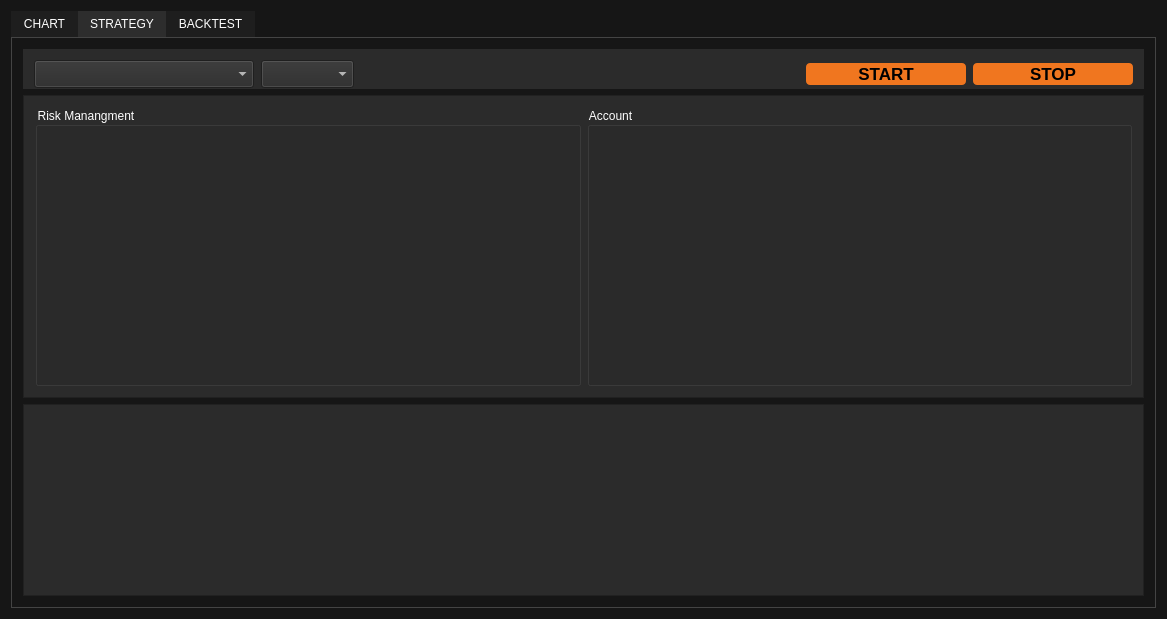
Old version of the form src/ui/mainwindow.ui in the repository BortonGo/TradeSoft.
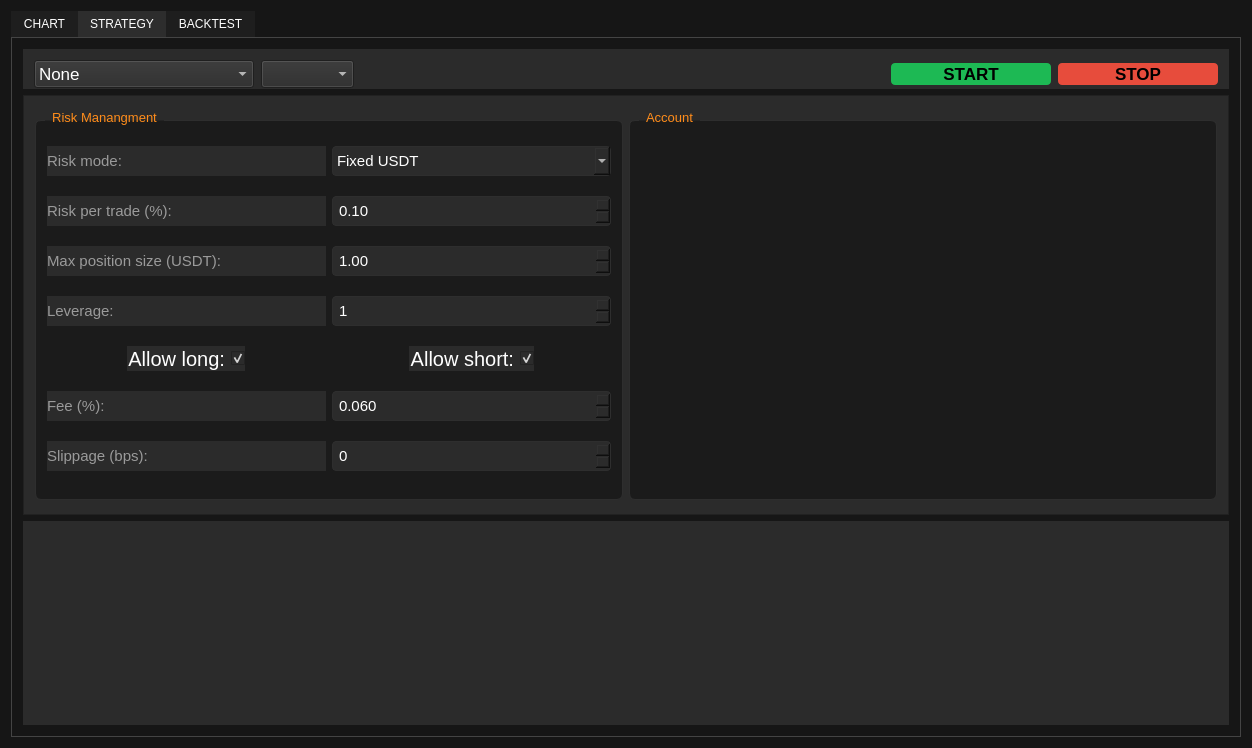
New version of the form. The open tabs and pages were chosen to show the change. Custom widgets are drawn as their Qt base class.

Commit message: Add RiskManangment interface

Diff of the .ui file:
```diff
--- a/src/ui/mainwindow.ui
+++ b/src/ui/mainwindow.ui
@@ -6,10 +6,16 @@
    <rect>
     <x>0</x>
     <y>0</y>
-    <width>1167</width>
-    <height>619</height>
+    <width>1252</width>
+    <height>748</height>
    </rect>
   </property>
+  <property name="minimumSize">
+   <size>
+    <width>0</width>
+    <height>0</height>
+   </size>
+  </property>
   <property name="windowTitle">
    <string>TradeSoft</string>
   </property>
@@ -274,6 +280,29 @@
                  <pointsize>13</pointsize>
                 </font>
                </property>
+               <property name="layoutDirection">
+                <enum>Qt::LeftToRight</enum>
+               </property>
+               <item>
+                <property name="text">
+                 <string>None</string>
+                </property>
+               </item>
+               <item>
+                <property name="text">
+                 <string>EMA Cross</string>
+                </property>
+               </item>
+               <item>
+                <property name="text">
+                 <string>Donchian Breakout</string>
+                </property>
+               </item>
+               <item>
+                <property name="text">
+                 <string>RSI Reversal</string>
+                </property>
+               </item>
               </widget>
              </item>
              <item>
@@ -326,7 +355,7 @@
                 </font>
                </property>
                <property name="styleSheet">
-                <string notr="true">background-color: rgb(240, 118, 31);
+                <string notr="true">background-color: #1DB954;
 color: rgb(0, 0, 0);
 border-radius: 4px;
 </string>
@@ -358,7 +387,7 @@
                 </font>
                </property>
                <property name="styleSheet">
-                <string notr="true">background-color: rgb(240, 118, 31);
+                <string notr="true">background-color: #E74C3C;
 color: rgb(0, 0, 0);
 border-radius: 4px;</string>
                </property>
@@ -373,11 +402,17 @@
           <item>
            <widget class="QFrame" name="RmFrame">
             <property name="sizePolicy">
-             <sizepolicy hsizetype="Expanding" vsizetype="Preferred">
+             <sizepolicy hsizetype="Expanding" vsizetype="Fixed">
               <horstretch>0</horstretch>
               <verstretch>0</verstretch>
              </sizepolicy>
             </property>
+            <property name="minimumSize">
+             <size>
+              <width>0</width>
+              <height>420</height>
+             </size>
+            </property>
             <property name="styleSheet">
              <string notr="true">background-color: rgb(43, 43, 43);
 color: white;                /* цвет текста */</string>
@@ -391,23 +426,441 @@
             <layout class="QHBoxLayout" name="horizontalLayout_3">
              <item>
               <widget class="QGroupBox" name="groupBox">
+               <property name="sizePolicy">
+                <sizepolicy hsizetype="Preferred" vsizetype="Fixed">
+                 <horstretch>0</horstretch>
+                 <verstretch>0</verstretch>
+                </sizepolicy>
+               </property>
+               <property name="minimumSize">
+                <size>
+                 <width>0</width>
+                 <height>390</height>
+                </size>
+               </property>
                <property name="font">
                 <font>
-                 <pointsize>9</pointsize>
+                 <pointsize>10</pointsize>
                 </font>
                </property>
+               <property name="styleSheet">
+                <string notr="true">QGroupBox {
+    background-color: #1B1B1B;
+    border: 1px solid #2E2E2E;
+    border-radius: 6px;
+    margin-top: 10px;
+}
+
+QGroupBox::title {
+    subcontrol-origin: margin;
+    left: 10px;
+    padding: 0 5px;
+    color: #FF8C1A;
+    font-weight: bold;
+}
+
+QLineEdit, QDoubleSpinBox, QSpinBox, QComboBox {
+    background-color: #222222;
+    border: 1px solid #2E2E2E;
+    border-radius: 4px;
+    padding: 4px;
+    color: #EAEAEA;
+}
+
+QLineEdit:focus, QDoubleSpinBox:focus {
+    border: 1px solid #FF8C1A;
+}
+
+QLabel {
+    color: #9A9A9A;
+}
+
+QCheckBox {
+    spacing: 6px;
+    color: #EAEAEA;
+}
+
+
+</string>
+               </property>
                <property name="title">
                 <string>Risk Manangment</string>
                </property>
+               <layout class="QGridLayout" name="gridLayout_3">
+                <item row="5" column="1">
+                 <widget class="QDoubleSpinBox" name="spinFeePct">
+                  <property name="font">
+                   <font>
+                    <pointsize>11</pointsize>
+                   </font>
+                  </property>
+                  <property name="styleSheet">
+                   <string notr="true">background-color: rgb(43, 43, 43);
+color: white;                /* цвет текста */</string>
+                  </property>
+                  <property name="decimals">
+                   <number>3</number>
+                  </property>
+                  <property name="maximum">
+                   <double>1.000000000000000</double>
+                  </property>
+                  <property name="singleStep">
+                   <double>0.010000000000000</double>
+                  </property>
+                  <property name="value">
+                   <double>0.060000000000000</double>
+                  </property>
+                 </widget>
+                </item>
+                <item row="6" column="0">
+                 <widget class="QLabel" name="label_8">
+                  <property name="sizePolicy">
+                   <sizepolicy hsizetype="Preferred" vsizetype="Preferred">
+                    <horstretch>0</horstretch>
+                    <verstretch>34</verstretch>
+                   </sizepolicy>
+                  </property>
+                  <property name="font">
+                   <font>
+                    <pointsize>11</pointsize>
+                   </font>
+                  </property>
+                  <property name="text">
+                   <string>Slippage (bps):</string>
+                  </property>
+                 </widget>
+                </item>
+                <item row="0" column="0">
+                 <widget class="QLabel" name="label">
+                  <property name="sizePolicy">
+                   <sizepolicy hsizetype="Preferred" vsizetype="Preferred">
+                    <horstretch>0</horstretch>
+                    <verstretch>34</verstretch>
+                   </sizepolicy>
+                  </property>
+                  <property name="font">
+                   <font>
+                    <pointsize>11</pointsize>
+                   </font>
+                  </property>
+                  <property name="layoutDirection">
+                   <enum>Qt::LeftToRight</enum>
+                  </property>
+                  <property name="text">
+                   <string>Risk mode:</string>
+                  </property>
+                  <property name="alignment">
+                   <set>Qt::AlignLeading|Qt::AlignLeft|Qt::AlignVCenter</set>
+                  </property>
+                 </widget>
+                </item>
+                <item row="3" column="0">
+                 <widget class="QLabel" name="label_4">
+                  <property name="sizePolicy">
+                   <sizepolicy hsizetype="Preferred" vsizetype="Preferred">
+                    <horstretch>0</horstretch>
+                    <verstretch>34</verstretch>
+                   </sizepolicy>
+                  </property>
+                  <property name="font">
+                   <font>
+                    <pointsize>11</pointsize>
+                   </font>
+                  </property>
+                  <property name="text">
+                   <string>Leverage:</string>
+                  </property>
+                 </widget>
+                </item>
+                <item row="1" column="1">
+                 <widget class="QDoubleSpinBox" name="spinRiskPct">
+                  <property name="sizePolicy">
+                   <sizepolicy hsizetype="Preferred" vsizetype="Fixed">
+                    <horstretch>0</horstretch>
+                    <verstretch>0</verstretch>
+                   </sizepolicy>
+                  </property>
+                  <property name="font">
+                   <font>
+                    <pointsize>11</pointsize>
+                   </font>
+                  </property>
+                  <property name="styleSheet">
+                   <string notr="true">background-color: rgb(43, 43, 43);
+color: white;                /* цвет текста */</string>
+                  </property>
+                  <property name="minimum">
+                   <double>0.100000000000000</double>
+                  </property>
+                  <property name="maximum">
+                   <double>100.000000000000000</double>
+                  </property>
+                 </widget>
+                </item>
+                <item row="5" column="0">
+                 <widget class="QLabel" name="label_7">
+                  <property name="sizePolicy">
+                   <sizepolicy hsizetype="Preferred" vsizetype="Preferred">
+                    <horstretch>0</horstretch>
+                    <verstretch>34</verstretch>
+                   </sizepolicy>
+                  </property>
+                  <property name="font">
+                   <font>
+                    <pointsize>11</pointsize>
+                   </font>
+                  </property>
+                  <property name="text">
+                   <string>Fee (%):</string>
+                  </property>
+                 </widget>
+                </item>
+                <item row="2" column="1">
+                 <widget class="QDoubleSpinBox" name="spinMaxPosUSDT">
+                  <property name="sizePolicy">
+                   <sizepolicy hsizetype="Preferred" vsizetype="Fixed">
+                    <horstretch>0</horstretch>
+                    <verstretch>0</verstretch>
+                   </sizepolicy>
+                  </property>
+                  <property name="font">
+                   <font>
+                    <pointsize>11</pointsize>
+                   </font>
+                  </property>
+                  <property name="styleSheet">
+                   <string notr="true">background-color: rgb(43, 43, 43);
+color: white;                /* цвет текста */</string>
+                  </property>
+                  <property name="maximum">
+                   <double>1000000.000000000000000</double>
+                  </property>
+                  <property name="value">
+                   <double>1.000000000000000</double>
+                  </property>
+                 </widget>
+                </item>
+                <item row="0" column="1">
+                 <widget class="QComboBox" name="cbRiskMode">
+                  <property name="font">
+                   <font>
+                    <pointsize>11</pointsize>
+                   </font>
+                  </property>
+                  <property name="styleSheet">
+                   <string notr="true">background-color: rgb(43, 43, 43);
+color: white;                /* цвет текста */</string>
+                  </property>
+                  <item>
+                   <property name="text">
+                    <string>Fixed USDT</string>
+                   </property>
+                  </item>
+                  <item>
+                   <property name="text">
+                    <string>Percent of equity</string>
+                   </property>
+                  </item>
+                 </widget>
+                </item>
+                <item row="4" column="1" alignment="Qt::AlignHCenter">
+                 <widget class="QCheckBox" name="chkAllowShort">
+                  <property name="sizePolicy">
+                   <sizepolicy hsizetype="Preferred" vsizetype="Fixed">
+                    <horstretch>0</horstretch>
+                    <verstretch>0</verstretch>
+                   </sizepolicy>
+                  </property>
+                  <property name="font">
+                   <font>
+                    <pointsize>15</pointsize>
+                   </font>
+                  </property>
+                  <property name="layoutDirection">
+                   <enum>Qt::RightToLeft</enum>
+                  </property>
+                  <property name="styleSheet">
+                   <string notr="true">background-color: rgb(43, 43, 43);
+color: white;                /* цвет текста */</string>
+                  </property>
+                  <property name="text">
+                   <string>Allow short:</string>
+                  </property>
+                  <property name="checked">
+                   <bool>true</bool>
+                  </property>
+                 </widget>
+                </item>
+                <item row="4" column="0" alignment="Qt::AlignHCenter">
+                 <widget class="QCheckBox" name="chkAllowLong">
+                  <property name="sizePolicy">
+                   <sizepolicy hsizetype="Preferred" vsizetype="Fixed">
+                    <horstretch>0</horstretch>
+                    <verstretch>0</verstretch>
+                   </sizepolicy>
+                  </property>
+                  <property name="font">
+                   <font>
+                    <pointsize>15</pointsize>
+                   </font>
+                  </property>
+                  <property name="layoutDirection">
+                   <enum>Qt::RightToLeft</enum>
+                  </property>
+                  <property name="styleSheet">
+                   <string notr="true">background-color: rgb(43, 43, 43);
+color: white;                /* цвет текста */</string>
+                  </property>
+                  <property name="text">
+                   <string>Allow long:</string>
+                  </property>
+                  <property name="checkable">
+                   <bool>true</bool>
+                  </property>
+                  <property name="checked">
+                   <bool>true</bool>
+                  </property>
+                 </widget>
+                </item>
+                <item row="6" column="1">
+                 <widget class="QSpinBox" name="spinSlippageBps">
+                  <property name="font">
+                   <font>
+                    <pointsize>11</pointsize>
+                   </font>
+                  </property>
+                  <property name="styleSheet">
+                   <string notr="true">background-color: rgb(43, 43, 43);
+color: white;                /* цвет текста */</string>
+                  </property>
+                  <property name="maximum">
+                   <number>200</number>
+                  </property>
+                 </widget>
+                </item>
+                <item row="2" column="0">
+                 <widget class="QLabel" name="label_3">
+                  <property name="sizePolicy">
+                   <sizepolicy hsizetype="Preferred" vsizetype="Preferred">
+                    <horstretch>0</horstretch>
+                    <verstretch>34</verstretch>
+                   </sizepolicy>
+                  </property>
+                  <property name="font">
+                   <font>
+                    <pointsize>11</pointsize>
+                   </font>
+                  </property>
+                  <property name="text">
+                   <string>Max position size (USDT):</string>
+                  </property>
+                 </widget>
+                </item>
+                <item row="3" column="1">
+                 <widget class="QSpinBox" name="spinLeverage">
+                  <property name="sizePolicy">
+                   <sizepolicy hsizetype="Preferred" vsizetype="Fixed">
+                    <horstretch>0</horstretch>
+                    <verstretch>0</verstretch>
+                   </sizepolicy>
+                  </property>
+                  <property name="font">
+                   <font>
+                    <pointsize>11</pointsize>
+                   </font>
+                  </property>
+                  <property name="styleSheet">
+                   <string notr="true">background-color: rgb(43, 43, 43);
+color: white;                /* цвет текста */</string>
+                  </property>
+                  <property name="minimum">
+                   <number>1</number>
+                  </property>
+                  <property name="maximum">
+                   <number>100</number>
+                  </property>
+                 </widget>
+                </item>
+                <item row="1" column="0">
+                 <widget class="QLabel" name="label_2">
+                  <property name="sizePolicy">
+                   <sizepolicy hsizetype="Preferred" vsizetype="Preferred">
+                    <horstretch>0</horstretch>
+                    <verstretch>34</verstretch>
+                   </sizepolicy>
+                  </property>
+                  <property name="font">
+                   <font>
+                    <pointsize>11</pointsize>
+                   </font>
+                  </property>
+                  <property name="text">
+                   <string>Risk per trade (%):</string>
+                  </property>
+                 </widget>
+                </item>
+               </layout>
               </widget>
              </item>
              <item>
               <widget class="QGroupBox" name="groupBox_2">
+               <property name="sizePolicy">
+                <sizepolicy hsizetype="Preferred" vsizetype="Fixed">
+                 <horstretch>0</horstretch>
+                 <verstretch>0</verstretch>
+                </sizepolicy>
+               </property>
+               <property name="minimumSize">
+                <size>
+                 <width>0</width>
+                 <height>390</height>
+                </size>
+               </property>
                <property name="font">
                 <font>
-                 <pointsize>9</pointsize>
+                 <pointsize>10</pointsize>
                 </font>
                </property>
+               <property name="styleSheet">
+                <string notr="true">QGroupBox {
+    background-color: #1B1B1B;
+    border: 1px solid #2E2E2E;
+    border-radius: 6px;
+    margin-top: 10px;
+}
+
+QGroupBox::title {
+    subcontrol-origin: margin;
+    left: 10px;
+    padding: 0 5px;
+    color: #FF8C1A;
+    font-weight: bold;
+}
+
+QLineEdit, QDoubleSpinBox, QSpinBox, QComboBox {
+    background-color: #222222;
+    border: 1px solid #2E2E2E;
+    border-radius: 4px;
+    padding: 4px;
+    color: #EAEAEA;
+}
+
+QLineEdit:focus, QDoubleSpinBox:focus {
+    border: 1px solid #FF8C1A;
+}
+
+QLabel {
+    color: #9A9A9A;
+}
+
+QCheckBox {
+    spacing: 6px;
+    color: #EAEAEA;
+}
+
+
+</string>
+               </property>
                <property name="title">
                 <string>Account</string>
                </property>
@@ -425,6 +878,7 @@
             </property>
             <property name="styleSheet">
              <string notr="true">background-color: rgb(43, 43, 43);
+border: 1px solid rgb(43, 43, 43);
 color: white;                /* цвет текста */</string>
             </property>
            </widget>
```
Left out of the diff: 2 changed lines with no effect on the pictures.
